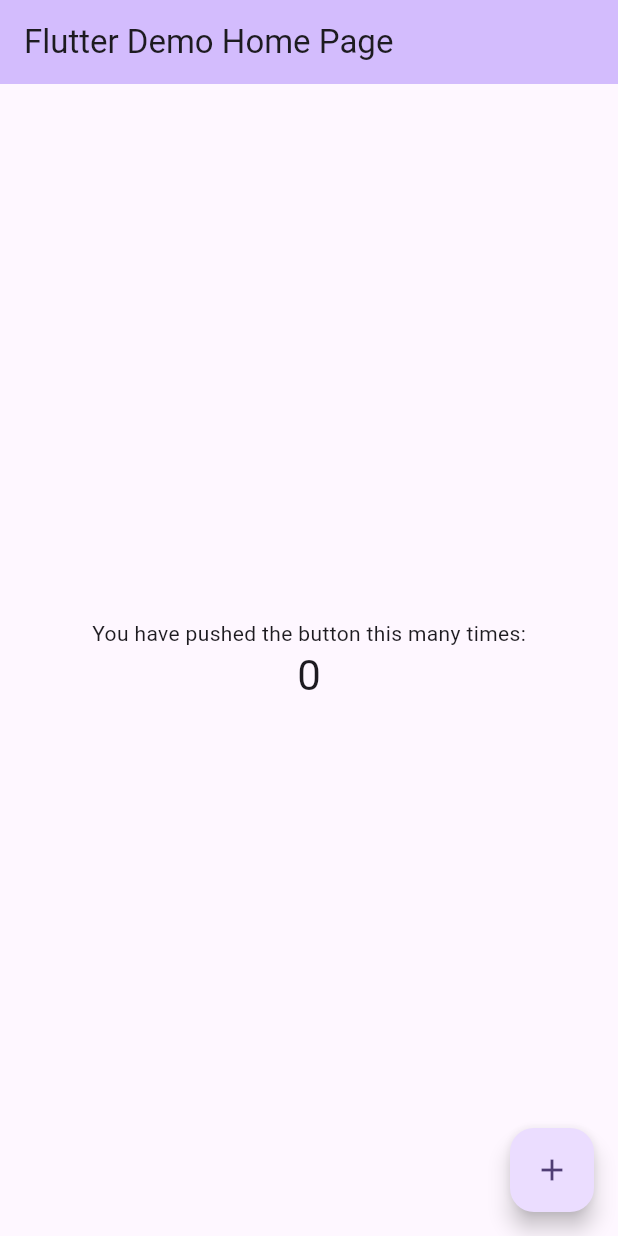
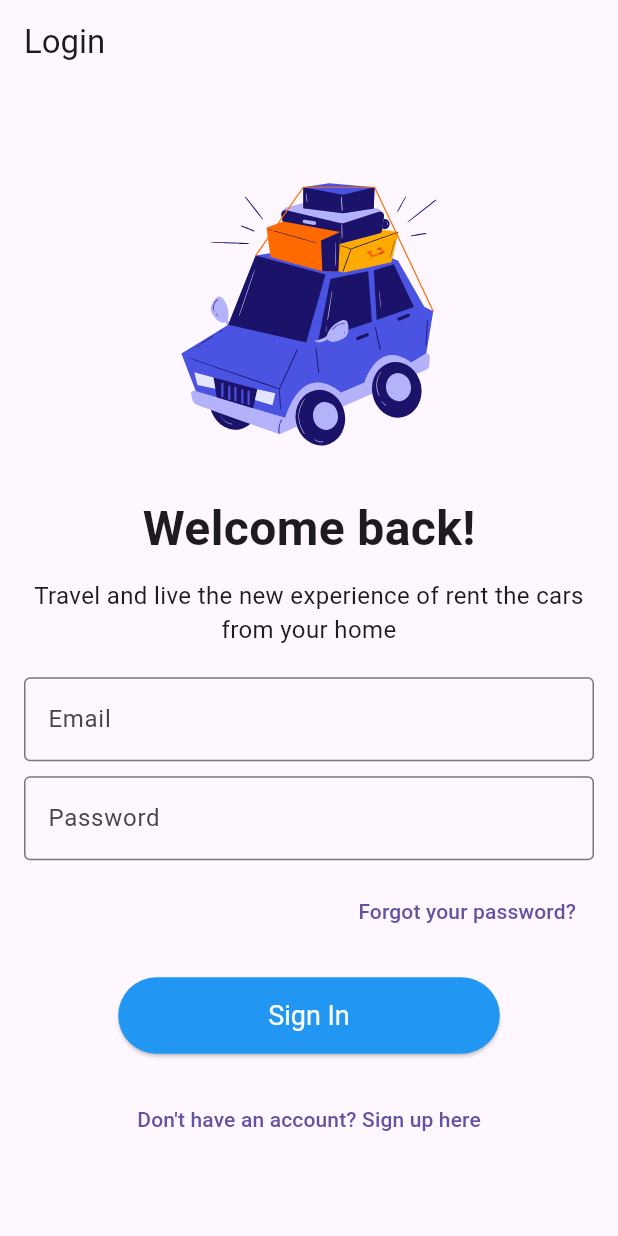
Before and after one commit to MahinSojitra/mvrs-multi-vehicle-rental-system, a Flutter app: the screen it shows after launch, on a phone screen of 412 x 824 dp. Run offline on Flutter 3.47's test engine with Material 3 defaults, Android fonts, the phone set to English and light mode, and no system bars; our stand-ins replace flutter_svg.

Commit message:
created login_page.dart

```diff
--- /dev/null
+++ b/mvrs/lib/auth/login_page.dart
@@ -0,0 +1,109 @@
+import 'package:flutter/material.dart';
+import 'package:flutter_svg/flutter_svg.dart';
+
+class LoginPage extends StatefulWidget {
+  const LoginPage({super.key});
+
+  @override
+  _LoginPageState createState() => _LoginPageState();
+}
+
+class _LoginPageState extends State<LoginPage> {
+  final TextEditingController _emailController = TextEditingController();
+  final TextEditingController _passwordController = TextEditingController();
+
+  @override
+  void dispose() {
+    _emailController.dispose();
+    _passwordController.dispose();
+    super.dispose();
+  }
+
+  @override
+  Widget build(BuildContext context) {
+    return Scaffold(
+      appBar: AppBar(
+        backgroundColor: Colors.transparent,
+        elevation: 0,
+        title: Text('Login'),
+      ),
+      body: Center(
+        child: Padding(
+          padding: const EdgeInsets.all(16.0),
+          child: Column(
+            mainAxisAlignment: MainAxisAlignment.center,
+            children: <Widget>[
+              // Placeholder for the image
+              Container(
+                  height: 200,
+                  child: SvgPicture.asset(
+                    'assets/svg-images/login-page-car-banner.svg',
+                  )),
+              SizedBox(height: 20),
+              Text(
+                'Welcome back!',
+                style: TextStyle(fontSize: 32, fontWeight: FontWeight.bold),
+              ),
+              SizedBox(height: 10),
+              Text(
+                'Travel and live the new experience of rent the cars from your home',
+                textAlign: TextAlign.center,
+                style: TextStyle(fontSize: 16),
+              ),
+              SizedBox(height: 20),
+              TextField(
+                controller: _emailController,
+                decoration: InputDecoration(
+                  labelText: 'Email',
+                  border: OutlineInputBorder(),
+                ),
+              ),
+              SizedBox(height: 10),
+              TextField(
+                controller: _passwordController,
+                obscureText: true,
+                decoration: InputDecoration(
+                  labelText: 'Password',
+                  border: OutlineInputBorder(),
+                ),
+              ),
+              SizedBox(height: 10),
+              Align(
+                alignment: Alignment.centerRight,
+                child: TextButton(
+                  onPressed: () {
+                    // Handle forgot password
+                  },
+                  child: Text('Forgot your password?'),
+                ),
+              ),
+              SizedBox(height: 20),
+              ElevatedButton(
+                onPressed: () {
+                  // Handle sign in
+                  // String email = _emailController.text;
+                  // String password = _passwordController.text;
+                  // Perform sign-in logic
+                },
+                style: ElevatedButton.styleFrom(
+                  backgroundColor: Colors.blue,
+                  foregroundColor: Colors.white,
+                  padding: EdgeInsets.symmetric(horizontal: 100, vertical: 15),
+                  textStyle: TextStyle(fontSize: 18),
+                ),
+                child: Text('Sign In'),
+              ),
+              SizedBox(height: 20),
+              TextButton(
+                onPressed: () {
+                  // Handle sign up
+                },
+                child: Text("Don't have an account? Sign up here"),
+              ),
+            ],
+          ),
+        ),
+      ),
+    );
+  }
+}
--- a/mvrs/lib/main.dart
+++ b/mvrs/lib/main.dart
@@ -1,4 +1,5 @@
 import 'package:flutter/material.dart';
+import 'auth/login_page.dart';
 
 void main() {
   runApp(const MyApp());
@@ -7,119 +8,12 @@
 class MyApp extends StatelessWidget {
   const MyApp({super.key});
 
-  // This widget is the root of your application.
   @override
   Widget build(BuildContext context) {
-    return MaterialApp(
-      title: 'Flutter Demo',
-      theme: ThemeData(
-        // This is the theme of your application.
-        //
-        // TRY THIS: Try running your application with "flutter run". You'll see
-        // the application has a purple toolbar. Then, without quitting the app,
-        // try changing the seedColor in the colorScheme below to Colors.green
-        // and then invoke "hot reload" (save your changes or press the "hot
-        // reload" button in a Flutter-supported IDE, or press "r" if you used
-        // the command line to start the app).
-        //
-        // Notice that the counter didn't reset back to zero; the application
-        // state is not lost during the reload. To reset the state, use hot
-        // restart instead.
-        //
-        // This works for code too, not just values: Most code changes can be
-        // tested with just a hot reload.
-        colorScheme: ColorScheme.fromSeed(seedColor: Colors.deepPurple),
-        useMaterial3: true,
-      ),
-      home: const MyHomePage(title: 'Flutter Demo Home Page'),
+    return const MaterialApp(
+      title: "MVRS",
+      debugShowCheckedModeBanner: false,
+      home: LoginPage(),
     );
   }
 }
-
-class MyHomePage extends StatefulWidget {
-  const MyHomePage({super.key, required this.title});
-
-  // This widget is the home page of your application. It is stateful, meaning
-  // that it has a State object (defined below) that contains fields that affect
-  // how it looks.
-
-  // This class is the configuration for the state. It holds the values (in this
-  // case the title) provided by the parent (in this case the App widget) and
-  // used by the build method of the State. Fields in a Widget subclass are
-  // always marked "final".
-
-  final String title;
-
-  @override
-  State<MyHomePage> createState() => _MyHomePageState();
-}
-
-class _MyHomePageState extends State<MyHomePage> {
-  int _counter = 0;
-
-  void _incrementCounter() {
-    setState(() {
-      // This call to setState tells the Flutter framework that something has
-      // changed in this State, which causes it to rerun the build method below
-      // so that the display can reflect the updated values. If we changed
-      // _counter without calling setState(), then the build method would not be
-      // called again, and so nothing would appear to happen.
-      _counter++;
-    });
-  }
-
-  @override
-  Widget build(BuildContext context) {
-    // This method is rerun every time setState is called, for instance as done
-    // by the _incrementCounter method above.
-    //
-    // The Flutter framework has been optimized to make rerunning build methods
-    // fast, so that you can just rebuild anything that needs updating rather
-    // than having to individually change instances of widgets.
-    return Scaffold(
-      appBar: AppBar(
-        // TRY THIS: Try changing the color here to a specific color (to
-        // Colors.amber, perhaps?) and trigger a hot reload to see the AppBar
-        // change color while the other colors stay the same.
-        backgroundColor: Theme.of(context).colorScheme.inversePrimary,
-        // Here we take the value from the MyHomePage object that was created by
-        // the App.build method, and use it to set our appbar title.
-        title: Text(widget.title),
-      ),
-      body: Center(
-        // Center is a layout widget. It takes a single child and positions it
-        // in the middle of the parent.
-        child: Column(
-          // Column is also a layout widget. It takes a list of children and
-          // arranges them vertically. By default, it sizes itself to fit its
-          // children horizontally, and tries to be as tall as its parent.
-          //
-          // Column has various properties to control how it sizes itself and
-          // how it positions its children. Here we use mainAxisAlignment to
-          // center the children vertically; the main axis here is the vertical
-          // axis because Columns are vertical (the cross axis would be
-          // horizontal).
-          //
-          // TRY THIS: Invoke "debug painting" (choose the "Toggle Debug Paint"
-          // action in the IDE, or press "p" in the console), to see the
-          // wireframe for each widget.
-          mainAxisAlignment: MainAxisAlignment.center,
-          children: <Widget>[
-            const Text(
-              'You have pushed the button this many times:',
-            ),
-            Text(
-              '$_counter',
-              style: Theme.of(context).textTheme.headlineMedium,
-            ),
-          ],
-        ),
-      ),
-      floatingActionButton: FloatingActionButton(
-        onPressed: _incrementCounter,
-        tooltip: 'Increment',
-        child: const Icon(Icons.add),
-      ), // This trailing comma makes auto-formatting nicer for build methods.
-    );
-  }
-}
```
Also changed, not shown: mvrs/pubspec.yaml (+5 -7 lines), mvrs/assets/svg-images/login-page-car-banner.svg (added), mvrs/pubspec.lock.
